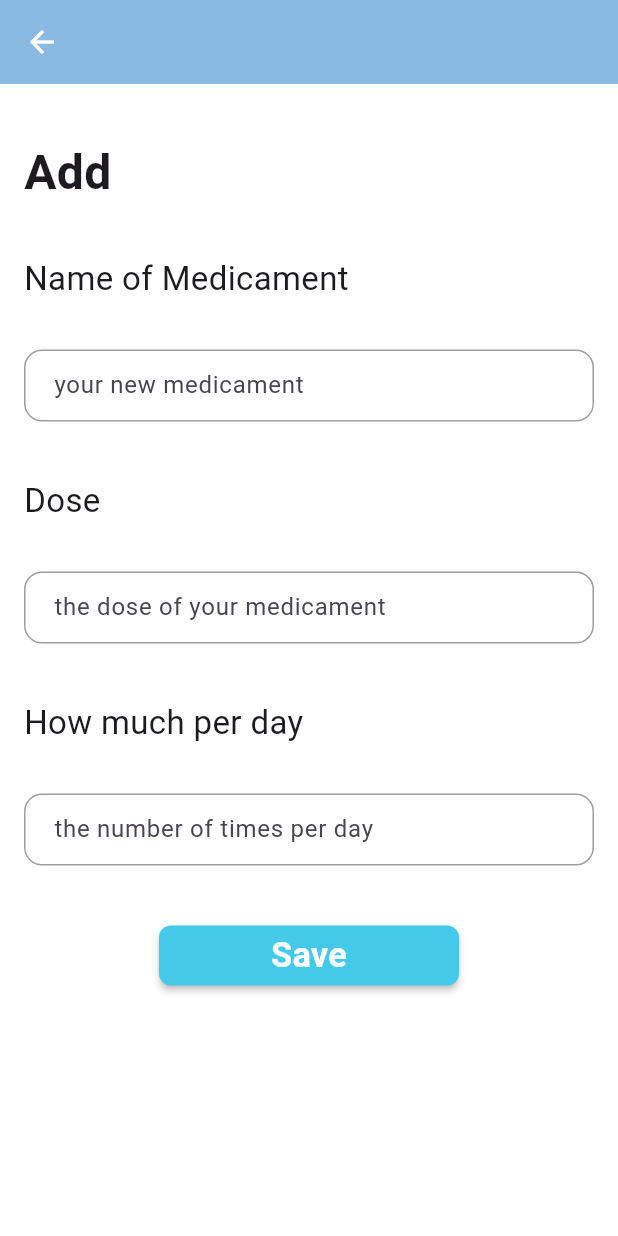
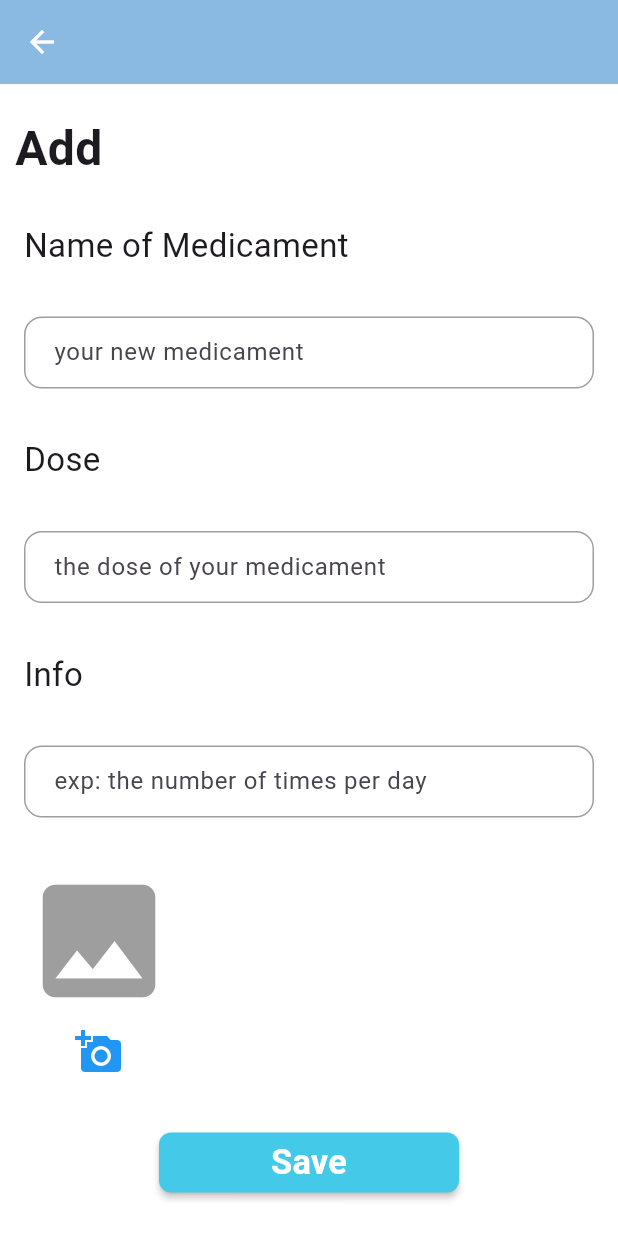
Before and after one commit to Brayteh/dr-time, a Flutter app: the NavigationPage screen opened directly, after a tap on "Add", on a phone screen of 412 x 824 dp. Run offline on Flutter 3.47's test engine with Material 3 defaults, Android fonts, the phone set to English and light mode, and no system bars; our stand-ins replace image_picker.

Commit message:
change all pages to db repo

```diff
--- /dev/null
+++ b/dr_time/lib/data/dataBase_repository.dart
@@ -0,0 +1,18 @@
+import 'package:dr_time/domain/medicament.dart';
+
+abstract class DatabaseRepository {
+
+List<Medicament> readAllMedicamente();
+
+
+  // create
+
+void createMedicament(Medicament medicament);
+
+
+// update
+void updateMedicament(int id, Medicament medicament);
+
+// delete
+void deleteMedicament(int id);
+}
--- a/dr_time/lib/domain/medicament.dart
+++ b/dr_time/lib/domain/medicament.dart
@@ -1,29 +1,38 @@
 
 class Medicament {
-  final String id;
-  final String name;
+  final int id;
+  final String imagePath;
+  final String medName;
+  final String dosis;
   final String info;
 
 
   const Medicament({
     required this.id,
-    required this.name,
+    required this.imagePath,
+    required this.medName,
+    required this.dosis,
     required this.info,
 
   });
 
   Medicament copyWith({
-    String? id,
-    String? name,
+    int? id,
+    String? imagePath,
+    String? medName,
+    String? dosis,
     String? info,
   }) {
+
     return Medicament(
       id: id ?? this.id,
-      name: name ?? this.name,
+      imagePath: imagePath ?? this.imagePath,
+      medName: medName ?? this.medName,
+      dosis: dosis ?? this.dosis,
       info: info ?? this.info,
     );
   }
 
   factory Medicament.empty() =>
-      const Medicament(id: "", name: "",info:"");
+      const Medicament(id: 0,imagePath: "", medName: "",dosis: "", info:"");
 }
--- a/dr_time/lib/screens/add.dart
+++ b/dr_time/lib/screens/add.dart
@@ -1,72 +1,137 @@
+import 'dart:io';
+import 'package:dr_time/data/database_repository.dart';
+import 'package:dr_time/domain/medicament.dart';
 import 'package:flutter/material.dart';
+import 'package:image_picker/image_picker.dart';
 
-class AddPage extends StatelessWidget {
-  const AddPage({super.key});
+class AddPage extends StatefulWidget {
+  final DatabaseRepository db;
+
+  const AddPage({super.key, required this.db});
+
+  @override
+  State<AddPage> createState() => _AddPageState();
+}
+
+class _AddPageState extends State<AddPage> {
+  final TextEditingController nameController = TextEditingController();
+  final TextEditingController doseController = TextEditingController();
+  final TextEditingController infoController = TextEditingController();
+
+  File? _selectedImage;
+
+  Future<void> _pickImage() async {
+    final ImagePicker picker = ImagePicker();
+    final XFile? pickedFile = await picker.pickImage(source: ImageSource.gallery);
+
+    if (pickedFile != null) {
+      setState(() {
+        _selectedImage = File(pickedFile.path);
+      });
+    }
+  }
 
   @override
   Widget build(BuildContext context) {
-    return  Scaffold(
-      appBar: AppBar(automaticallyImplyLeading: true,),
-      body: Column(
+    return Scaffold(
+      appBar: AppBar(automaticallyImplyLeading: true),
+      body: SingleChildScrollView(
+        child: Column(
           crossAxisAlignment: CrossAxisAlignment.start,
           children: [
-           SizedBox(
-            height: 20,),
+            const SizedBox(height: 10),
 
+            const Padding(
+              padding: EdgeInsets.all(10.0),
+              child: Text(
+                "Add",
+                style: TextStyle(fontSize: 32, fontWeight: FontWeight.bold),
+              ),
+            ),
+
+            // Name
+            _buildLabel("Name of Medicament"),
+            _buildTextField(nameController, "your new medicament"),
+
+            // Dose
+            _buildLabel("Dose"),
+            _buildTextField(doseController, "the dose of your medicament"),
+
+            // Info
+            _buildLabel("Info"),
+            _buildTextField(infoController, "exp: the number of times per day"),
+
+            // زر اختيار صورة
             Padding(
-            padding: const EdgeInsets.all(16.0),
-            child: Text("Add",style:TextStyle(fontSize: 32,fontWeight: FontWeight.bold),),   // Add
+              padding: const EdgeInsets.all(16),
+              child: Column(
+                children: [
+                  _selectedImage != null
+                      ? Image.file(_selectedImage!, height: 150)
+                      : const Icon(Icons.image, size: 100, color: Colors.grey),
+                  IconButton(
+                    onPressed: _pickImage,
+                    icon: const Icon(Icons.add_a_photo, size: 32, color: Colors.blue),
                   ),
-          Padding(
-            padding: const EdgeInsets.all(16.0),
-            child: Text("Name of Medicament",style:TextStyle(fontSize: 22,),),    // name of med
+                ],
               ),
-          Padding(padding: EdgeInsets.all(16),
-          child: TextField( keyboardType: TextInputType.text,
-            decoration: InputDecoration(
-              hintText: "your new medicament",
+            ),
+
+            const SizedBox(height: 10),
+
+            // Save button
+            Center(
+              child: SizedBox(
+                width: 200,
+                child: ElevatedButton(
+                  style: ElevatedButton.styleFrom(
+                    elevation: 2,
+                    backgroundColor: const Color.fromARGB(255, 68, 202, 232),
+                  ),
+                  onPressed: () {
+                    final newId = widget.db.readAllMedicamente().length + 1;
+
+                    final newMed = Medicament(
+                      id: newId,
+                      imagePath: _selectedImage?.path ?? "images/default.avif",
+                      medName: nameController.text,
+                      dosis: doseController.text,
+                      info: infoController.text,
+                    );
+
+                    widget.db.createMedicament(newMed);
+                    Navigator.pop(context);
+                  },
+                  child: const Text(
+                    "Save",
+                    style: TextStyle(
+                      fontSize: 23,
+                      fontWeight: FontWeight.bold,
+                      color: Colors.white,
                     ),
                   ),
                 ),
-          SizedBox(height: 5,),
-          Padding(padding: EdgeInsets.all(16),
-          child: Text("Dose",style:TextStyle(fontSize: 22,),),    // Dose
-          ),
-            Padding(padding: EdgeInsets.all(16),
-          child: TextField( keyboardType: TextInputType.text,
-            decoration: InputDecoration(
-              hintText: "the dose of your medicament",
               ),
             ),
-          ),
-          SizedBox(height: 5,),
-          Padding(padding: EdgeInsets.all(16),
-          child: Text("How much per day",style:TextStyle(fontSize: 22,),),     // how much
-          ),
-            Padding(padding: EdgeInsets.all(16),
-          child: TextField(
-            keyboardType: TextInputType.numberWithOptions(decimal: true, signed: false),   // keyboard numbers just positive numbers
-            decoration: InputDecoration(
-              hintText: "the number of times per day",
+          ],
         ),
       ),
-          ),
-          SizedBox(height: 20,),
-                  Center(                                                      // Add button
-              child: SizedBox(
-              width: 200,            // العرض المطلوب
-              child: ElevatedButton(
-              style: ElevatedButton.styleFrom(elevation: 2,backgroundColor: const Color.fromARGB(255, 68, 202, 232)),
-              onPressed: () {},
-              child:
-                 Text("Save",style:TextStyle(fontSize: 23,fontWeight: FontWeight.bold, color: Colors.white),),
-          ),
-         ),
-        ),
+    );
+  }
 
+  Padding _buildLabel(String text) {
+    return Padding(
+      padding: const EdgeInsets.all(16.0),
+      child: Text(text, style: const TextStyle(fontSize: 22)),
+    );
+  }
 
-
-        ],
+  Padding _buildTextField(TextEditingController controller, String hint) {
+    return Padding(
+      padding: const EdgeInsets.all(16),
+      child: TextField(
+        controller: controller,
+        decoration: InputDecoration(hintText: hint),
       ),
     );
   }
--- a/dr_time/lib/screens/home_screen.dart
+++ b/dr_time/lib/screens/home_screen.dart
@@ -1,78 +1,109 @@
 import 'package:dr_time/Theme/medCard.dart';
 import 'package:dr_time/screens/add.dart';
+import 'package:dr_time/screens/viewMedPage.dart';
 import 'package:flutter/material.dart';
 
-class HomePage extends StatefulWidget {    //HomePage
-  const HomePage({super.key});
+import '../data/database_repository.dart';
+
+
+class HomePage extends StatefulWidget {
+  final DatabaseRepository db;
+  const HomePage({super.key, required this.db});
 
   @override
   State<HomePage> createState() => _HomePageState();
 }
 
 class _HomePageState extends State<HomePage> {
-
   @override
   Widget build(BuildContext context) {
+    final meds = widget.db.readAllMedicamente();
 
-
-    return  Scaffold(
-
+    return Scaffold(
       body: Column(
         children: [
           Image.asset("images/med3.jpg"),
-          SizedBox(height: 8,),
+          const SizedBox(height: 8),
           Row(
             mainAxisAlignment: MainAxisAlignment.end,
             children: [
-              Material(color: Colors.transparent,    // add als button
+              Material(
+                color: Colors.transparent,
                 child: InkWell(
-                onTap: (){Navigator.push(context,MaterialPageRoute(builder: (context)=> AddPage() ));},
-                child:
-               Row(
-                children: [
-                  Text("Add", style: TextStyle(fontSize: 16,fontWeight: FontWeight.bold,color: Colors.blue),),  //Add
+                  onTap: () {
+                    Navigator.push(
+                      context,
+                      MaterialPageRoute(
+                        builder: (context) => AddPage(db: widget.db),
+                      ),
+                    ).then((_) {
+                      setState(() {}); // update nach adden
+                    });
+                  },
+                  child: Row(
+                    children: const [
+                      Text(
+                        "Add",
+                        style: TextStyle(
+                          fontSize: 16,
+                          fontWeight: FontWeight.bold,
+                          color: Colors.blue,
+                        ),
+                      ),
                       Padding(
-                padding: const EdgeInsets.only(right: 16),
-                child: Icon(Icons.add_circle_outline, color: Colors.blue,),
+                        padding: EdgeInsets.only(right: 16),
+                        child: Icon(
+                          Icons.add_circle_outline,
+                          color: Colors.blue,
+                        ),
                       ),
                     ],
-
                   ),
                 ),
               ),
             ],
           ),
           Expanded(
-            child: ListView(
-              padding:const EdgeInsets.only(left: 8),
-              children:<Widget> [
-
-                MedCard(medName: "Lamotrigine 200 mg", imagePath: "images/lamo.jpg", info: "3 mal pro Tag nach dem Essen",),
-
-                Divider(thickness: 1,indent: 20,endIndent: 20,),
-                SizedBox(height: 10,),
-
-                MedCard(medName: "Levacetam 500 mg", imagePath: "images/leva.jpg", info: "2 ,mal pro Tag nach dem Essen",),
-
-               const Divider(thickness: 1,indent: 20,endIndent: 20,),
-               SizedBox(height: 10,),
-
-               MedCard(medName: "Paracetamol 1000 mg", imagePath: "images/para.jpg", info: "1 mal nach dem Essen",),
-               const Divider(thickness: 1,indent: 20,endIndent: 20,),
-               SizedBox(height: 10,),
-
-               MedCard(medName: "Ramipril 5 mg", imagePath: "images/ram.jpg", info: "1 mal vor dem Essen morghens",),
-               const Divider(thickness: 1,indent: 20,endIndent: 20,),
-               SizedBox(height: 10,),
-
-               MedCard(medName: "Atrovastatin 20 mg", imagePath: "images/ato.jpg",info: "1 mal bevor schlafen",),
-               const Divider(thickness: 1,indent: 20,endIndent: 20,),
-
-
+            child: ListView.builder(
+              padding: const EdgeInsets.only(left: 8),
+              itemCount: meds.length,
+              itemBuilder: (context, index) {
+                final med = meds[index];
+                return Column(
+                  children: [
+                     GestureDetector(
+                      onTap: () {
+                      Navigator.push(
+                       context,
+                       MaterialPageRoute(
+                       builder: (context) => ViewMedPage(
+                       db: widget.db,
+                       id: med.id,
+                       medName: med.medName,
+                       imagePath: med.imagePath,
+                       info: med.info,
+                       dosis: med.dosis,
+                           ),
+                          ),
+                           ).then((_) {
+                           setState(() {}); // هذا مهم لتحديث القائمة بعد الحذف
+                          });
+                           },
+                      child: MedCard(
+                        id: med.id,
+                        medName: med.medName,
+                        dosis: med.dosis,
+                        imagePath: med.imagePath,
+                        info: med.info,
+                      ),
+                    ),
+                    const Divider(thickness: 1, indent: 20, endIndent: 20),
+                    const SizedBox(height: 10),
                   ],
-
+                );
+              },
             ),
-          )
+          ),
         ],
       ),
     );
--- a/dr_time/lib/screens/navigationPage.dart
+++ b/dr_time/lib/screens/navigationPage.dart
@@ -1,12 +1,12 @@
-
-
-
-
+import 'package:dr_time/data/mock_database.dart';
 import 'package:dr_time/screens/ProfilePage.dart';
 import 'package:dr_time/screens/home_screen.dart';
 import 'package:dr_time/screens/searchPage.dart';
 import 'package:dr_time/screens/settingsPage.dart';
 import 'package:flutter/material.dart';
+
+import '../data/database_repository.dart';
+
 
 class NavigationPage extends StatefulWidget {
   const NavigationPage({super.key});
@@ -18,33 +18,41 @@ class NavigationPage extends StatefulWidget {
 class _NavigationPageState extends State<NavigationPage> {
   int _selectedIndex = 0;
 
-  final List<Widget> _pages = const [        // pages list
-    HomePage(),
-    SearchPage(),
-    ProfilePage(),
-    SettingsPage(),
+  //       one db for all pages
+  late final DatabaseRepository db;
 
+  @override
+  void initState() {
+    super.initState();
+    db = MockDatabaseRepository() as DatabaseRepository; // أو استبدله بقاعدة بيانات حقيقية لاحقًا
+  }
 
-
-  ];
   @override
   Widget build(BuildContext context) {
+    // نحدد الصفحات هنا علشان نمرر db لـ HomePage
+    final List<Widget> pages = [
+      HomePage(db: db),
+      const SearchPage(),
+      const ProfilePage(),
+      const SettingsPage(),
+    ];
+
     return Scaffold(
-      body: _pages[_selectedIndex],       // هنا يتم عرض الصفحة حسب المؤشر
+      body: pages[_selectedIndex],
       bottomNavigationBar: BottomNavigationBar(
         currentIndex: _selectedIndex,
         selectedItemColor: Colors.blue,
         unselectedItemColor: const Color.fromARGB(255, 105, 105, 105),
-        onTap: (index){
+        onTap: (index) {
           setState(() {
-            _selectedIndex = index;   // عند النقر نغيّر الصفحة
+            _selectedIndex = index;
           });
         },
-        items: const[
-          BottomNavigationBarItem(icon: Icon(Icons.home),label:"Home",),
-          BottomNavigationBarItem(icon: Icon(Icons.search),label: "Search"),
-          BottomNavigationBarItem(icon: Icon(Icons.person),label: "Profile"),
-          BottomNavigationBarItem(icon: Icon(Icons.settings),label: "Settings"),
+        items: const [
+          BottomNavigationBarItem(icon: Icon(Icons.home), label: "Home"),
+          BottomNavigationBarItem(icon: Icon(Icons.search), label: "Search"),
+          BottomNavigationBarItem(icon: Icon(Icons.person), label: "Profile"),
+          BottomNavigationBarItem(icon: Icon(Icons.settings), label: "Settings"),
         ],
       ),
     );
--- a/dr_time/lib/screens/sign_in_screen.dart
+++ b/dr_time/lib/screens/sign_in_screen.dart
@@ -1,3 +1,4 @@
+
 
 import 'package:dr_time/screens/navigationPage.dart';
 import 'package:dr_time/screens/sign_up.dart';
--- a/dr_time/pubspec.yaml
+++ b/dr_time/pubspec.yaml
@@ -10,6 +10,8 @@ dependencies:
   flutter:
     sdk: flutter
   cupertino_icons: ^1.0.8
+  provider: ^6.1.5
+  image_picker: ^1.0.4
 
 dev_dependencies:
   flutter_test:
```
Also changed, not shown: dr_time/lib/Theme/medCard.dart (+45 -17 lines), dr_time/lib/data/medicament_db.dart (deleted, +0 -44 lines), dr_time/lib/data/mock_database.dart (added, +40 -0 lines), dr_time/lib/screens/edit.dart (added, +31 -0 lines), dr_time/lib/screens/viewMedPage.dart (+51 -2 lines), dr_time/images/panadol.jpg (added), dr_time/pubspec.lock, 8 other files. Lines whose indentation alone changed are shown as unchanged.
